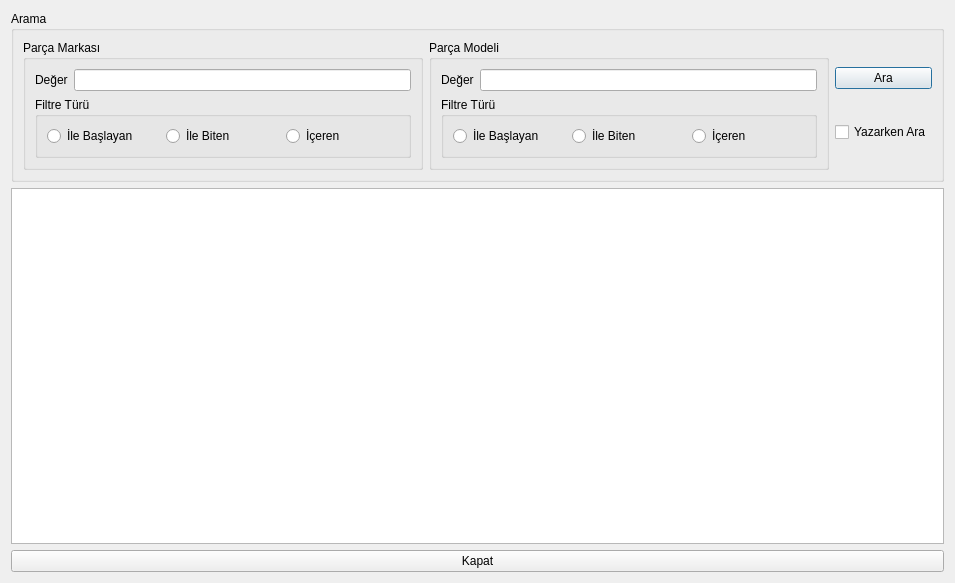
The window that Desktop/tekno_market2/TKN_Market/UI/ListeFormlari/tknfareliste.ui (asirkacar/okulprojesi) describes before a commit, drawn with Qt 5.
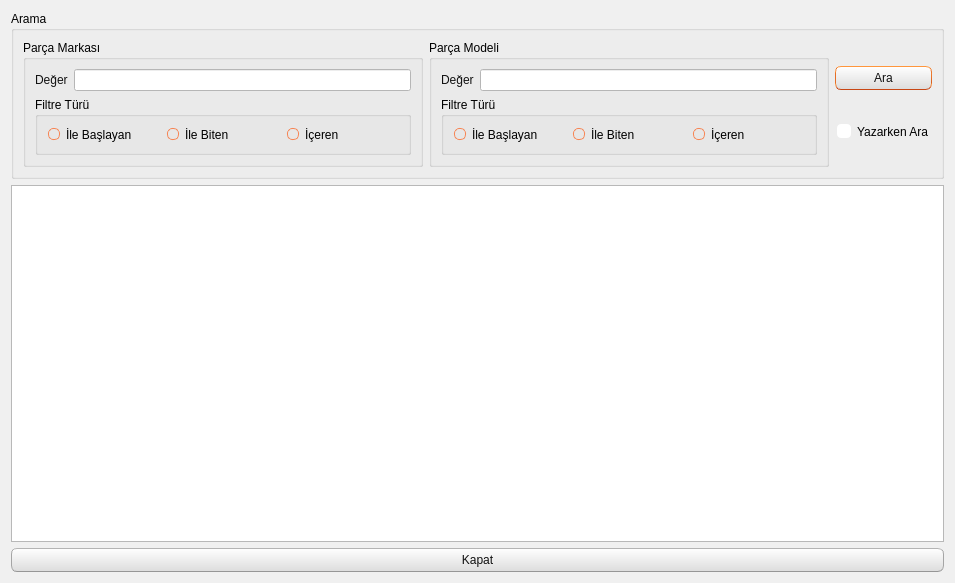
The same window after the commit. Icons and pictures are not drawn.

```diff
--- a/Desktop/tekno_market2/TKN_Market/UI/ListeFormlari/tknfareliste.ui
+++ b/Desktop/tekno_market2/TKN_Market/UI/ListeFormlari/tknfareliste.ui
@@ -13,6 +13,503 @@
   <property name="windowTitle">
    <string>Dialog</string>
   </property>
+  <property name="styleSheet">
+   <string notr="true">/*
+Ubuntu Style Sheet for QT Applications
+Author: Jaime A. Quiroga P.
+Company: GTRONICK
+Last updated: 09/10/2019 (dd/mm/yyyy), 12:31.
+Available at: https://github.com/GTRONICK/QSS/blob/master/Ubuntu.qss
+*/
+QMainWindow {
+	background-color:#f0f0f0;
+}
+QCheckBox {
+	padding:2px;
+}
+QCheckBox:hover {
+	border:1px solid rgb(255,150,60);
+	border-radius:4px;
+	padding: 1px;
+	background-color:qlineargradient(spread:pad, x1:0.5, y1:1, x2:0.5, y2:0, stop:0 rgba(190, 90, 50, 50), stop:1 rgba(250, 130, 40, 50));
+}
+QCheckBox::indicator:checked {
+	border:1px solid rgb(246, 134, 86);
+	border-radius:4px;
+  	background-color:rgb(246, 134, 86)
+}
+QCheckBox::indicator:unchecked {
+	border-width:1px solid rgb(246, 134, 86);
+	border-radius:4px;
+  	background-color:rgb(255,255,255);
+}
+QColorDialog {
+	background-color:#f0f0f0;
+}
+QComboBox {
+	color:rgb(81,72,65);
+	background: #ffffff;
+}
+QComboBox:editable {
+	selection-color:rgb(81,72,65);
+	selection-background-color: #ffffff;
+}
+QComboBox QAbstractItemView {
+	selection-color: #ffffff;
+	selection-background-color: rgb(246, 134, 86);
+}
+QComboBox:!editable:on, QComboBox::drop-down:editable:on {
+	color:  #1e1d23;	
+}
+QDateTimeEdit, QDateEdit, QDoubleSpinBox, QFontComboBox {
+	color:rgb(81,72,65);
+	background-color: #ffffff;
+}
+
+QDialog {
+	background-color:#f0f0f0;
+}
+
+QLabel,QLineEdit {
+	color:rgb(17,17,17);
+}
+QLineEdit {
+	background-color:rgb(255,255,255);
+	selection-background-color:rgb(236,116,64);
+}
+QMenuBar {
+	color:rgb(223,219,210);
+	background-color:rgb(65,64,59);
+}
+QMenuBar::item {
+	padding-top:4px;
+	padding-left:4px;
+	padding-right:4px;
+	color:rgb(223,219,210);
+	background-color:rgb(65,64,59);
+}
+QMenuBar::item:selected {
+	color:rgb(255,255,255);
+	padding-top:2px;
+	padding-left:2px;
+	padding-right:2px;
+	border-top-width:2px;
+	border-left-width:2px;
+	border-right-width:2px;
+	border-top-right-radius:4px;
+	border-top-left-radius:4px;
+	border-style:solid;
+	background-color:rgb(65,64,59);
+	border-top-color: rgb(47,47,44);
+	border-right-color: qlineargradient(spread:pad, x1:0, y1:1, x2:1, y2:0, stop:0 rgba(90, 87, 78, 255), stop:1 rgba(47,47,44, 255));
+	border-left-color:  qlineargradient(spread:pad, x1:1, y1:0, x2:0, y2:0, stop:0 rgba(90, 87, 78, 255), stop:1 rgba(47,47,44, 255));
+}
+QMenu {
+	color:rgb(223,219,210);
+	background-color:rgb(65,64,59);
+}
+QMenu::item {
+	color:rgb(223,219,210);
+	padding:4px 10px 4px 20px;
+}
+QMenu::item:selected {
+	color:rgb(255,255,255);
+	background-color: qlineargradient(spread:pad, x1:0.5, y1:1, x2:0.5, y2:0, stop:0 rgba(225, 108, 54, 255), stop:1 rgba(246, 134, 86, 255));
+	border-style:solid;
+	border-width:3px;
+	padding:4px 7px 4px 17px;
+	border-bottom-color:qlineargradient(spread:pad, x1:0.5, y1:1, x2:0.5, y2:0, stop:0 rgba(175,85,48,255), stop:1 rgba(236,114,67, 255));
+	border-top-color:qlineargradient(spread:pad, x1:0.5, y1:1, x2:0.5, y2:0, stop:0 rgba(253,156,113,255), stop:1 rgba(205,90,46, 255));
+	border-right-color:qlineargradient(spread:pad, x1:0, y1:0.5, x2:1, y2:0.5, stop:0 rgba(253,156,113,255), stop:1 rgba(205,90,46, 255));
+	border-left-color:qlineargradient(spread:pad, x1:1, y1:0.5, x2:0, y2:0.5, stop:0 rgba(253,156,113,255), stop:1 rgba(205,90,46, 255));
+}
+QPlainTextEdit {
+	border-width: 1px solid transparent;
+	color:rgb(17,17,17);
+	selection-background-color:rgb(236,116,64);
+}
+QProgressBar {
+	text-align: center;
+	color: rgb(0, 0, 0);
+	border: 1px inset rgb(150,150,150); 
+	border-radius: 10px;
+	background-color:rgb(221,221,219);
+}
+QProgressBar::chunk:horizontal {
+	background-color: qlineargradient(spread:pad, x1:0.5, y1:1, x2:0.5, y2:0, stop:0 rgba(225, 108, 54, 255), stop:1 rgba(246, 134, 86, 255));
+	border:1px solid;
+	border-radius:8px;
+	border-bottom-color:qlineargradient(spread:pad, x1:0.5, y1:1, x2:0.5, y2:0, stop:0 rgba(175,85,48,255), stop:1 rgba(236,114,67, 255));
+	border-top-color:qlineargradient(spread:pad, x1:0.5, y1:1, x2:0.5, y2:0, stop:0 rgba(253,156,113,255), stop:1 rgba(205,90,46, 255));
+	border-right-color:qlineargradient(spread:pad, x1:0, y1:0.5, x2:1, y2:0.5, stop:0 rgba(253,156,113,255), stop:1 rgba(205,90,46, 255));
+	border-left-color:qlineargradient(spread:pad, x1:1, y1:0.5, x2:0, y2:0.5, stop:0 rgba(253,156,113,255), stop:1 rgba(205,90,46, 255));
+}
+QPushButton{
+	color:rgb(17,17,17);
+	border-width: 1px;
+	border-radius: 6px;
+	border-bottom-color: rgb(150,150,150);
+	border-right-color: rgb(165,165,165);
+	border-left-color: rgb(165,165,165);
+	border-top-color: rgb(180,180,180);
+	border-style: solid;
+	padding: 4px;
+	background-color: qlineargradient(spread:pad, x1:0.5, y1:1, x2:0.5, y2:0, stop:0 rgba(220, 220, 220, 255), stop:1 rgba(255, 255, 255, 255));
+}
+QPushButton:hover{
+	color:rgb(17,17,17);
+	border-width: 1px;
+	border-radius:6px;
+	border-top-color: rgb(255,150,60);
+	border-right-color: qlineargradient(spread:pad, x1:0, y1:1, x2:1, y2:0, stop:0 rgba(200, 70, 20, 255), stop:1 rgba(255,150,60, 255));
+	border-left-color:  qlineargradient(spread:pad, x1:1, y1:0, x2:0, y2:0, stop:0 rgba(200, 70, 20, 255), stop:1 rgba(255,150,60, 255));
+	border-bottom-color: rgb(200,70,20);
+	border-style: solid;
+	padding: 2px;
+	background-color: qlineargradient(spread:pad, x1:0.5, y1:1, x2:0.5, y2:0, stop:0 rgba(220, 220, 220, 255), stop:1 rgba(255, 255, 255, 255));
+}
+QPushButton:default{
+	color:rgb(17,17,17);
+	border-width: 1px;
+	border-radius:6px;
+	border-top-color: rgb(255,150,60);
+	border-right-color: qlineargradient(spread:pad, x1:0, y1:1, x2:1, y2:0, stop:0 rgba(200, 70, 20, 255), stop:1 rgba(255,150,60, 255));
+	border-left-color:  qlineargradient(spread:pad, x1:1, y1:0, x2:0, y2:0, stop:0 rgba(200, 70, 20, 255), stop:1 rgba(255,150,60, 255));
+	border-bottom-color: rgb(200,70,20);
+	border-style: solid;
+	padding: 2px;
+	background-color: qlineargradient(spread:pad, x1:0.5, y1:1, x2:0.5, y2:0, stop:0 rgba(220, 220, 220, 255), stop:1 rgba(255, 255, 255, 255));
+}
+QPushButton:pressed{
+	color:rgb(17,17,17);
+	border-width: 1px;
+	border-radius: 6px;
+	border-width: 1px;
+	border-top-color: rgba(255,150,60,200);
+	border-right-color: qlineargradient(spread:pad, x1:0, y1:1, x2:1, y2:0, stop:0 rgba(200, 70, 20, 255), stop:1 rgba(255,150,60, 200));
+	border-left-color:  qlineargradient(spread:pad, x1:1, y1:0, x2:0, y2:0, stop:0 rgba(200, 70, 20, 255), stop:1 rgba(255,150,60, 200));
+	border-bottom-color: rgba(200,70,20,200);
+	border-style: solid;
+	padding: 2px;
+	background-color: qlineargradient(spread:pad, x1:0.5, y1:0, x2:0.5, y2:1, stop:0 rgba(220, 220, 220, 255), stop:1 rgba(255, 255, 255, 255));
+}
+QPushButton:disabled{
+	color:rgb(174,167,159);
+	border-width: 1px;
+	border-radius: 6px;
+	background-color: qlineargradient(spread:pad, x1:0.5, y1:1, x2:0.5, y2:0, stop:0 rgba(200, 200, 200, 255), stop:1 rgba(230, 230, 230, 255));
+}
+QRadioButton {
+	padding: 1px;
+}
+QRadioButton::indicator:checked {
+	height: 10px;
+	width: 10px;
+	border-style:solid;
+	border-radius:5px;
+	border-width: 1px;
+	border-color: rgba(246, 134, 86, 255);
+	color: #a9b7c6;
+	background-color:rgba(246, 134, 86, 255);
+}
+QRadioButton::indicator:!checked {
+	height: 10px;
+	width: 10px;
+	border-style:solid;
+	border-radius:5px;
+	border-width: 1px;
+	border-color: rgb(246, 134, 86);
+	color: #a9b7c6;
+	background-color: transparent;
+}
+QScrollArea {
+	color: white;
+	background-color:#f0f0f0;
+}
+QSlider::groove {
+	border-style: solid;
+	border-width: 1px;
+	border-color: rgb(207,207,207);
+}
+QSlider::groove:horizontal {
+	height: 5px;
+	background: rgb(246, 134, 86);
+}
+QSlider::groove:vertical {
+	width: 5px;
+	background: rgb(246, 134, 86);
+}
+QSlider::handle:horizontal {
+	background: rgb(253,253,253);
+	border-style: solid;
+	border-width: 1px;
+	border-color: rgb(207,207,207);
+	width: 12px;
+	margin: -5px 0;
+	border-radius: 7px;
+}
+QSlider::handle:vertical {
+	background: rgb(253,253,253);
+	border-style: solid;
+	border-width: 1px;
+	border-color: rgb(207,207,207);
+	height: 12px;
+	margin: 0 -5px;
+	border-radius: 7px;
+}
+QSlider::add-page:horizontal, QSlider::add-page:vertical {
+ 	background: white;
+}
+QSlider::sub-page:horizontal, QSlider::sub-page:vertical {
+	background: rgb(246, 134, 86);
+}
+QStatusBar, QSpinBox {
+	color:rgb(81,72,65);
+}
+QSpinBox {
+	background-color: #ffffff;
+}
+QScrollBar:horizontal {
+	max-height: 20px;
+	border: 1px transparent;
+	margin: 0px 20px 0px 20px;
+}
+QScrollBar::handle:horizontal {
+	background: rgb(253,253,253);
+	border: 1px solid rgb(207,207,207);
+	border-radius: 7px;
+	min-width: 25px;
+}
+QScrollBar::handle:horizontal:hover {
+	background: rgb(253,253,253);
+	border: 1px solid rgb(255,150,60);
+	border-radius: 7px;
+	min-width: 25px;
+}
+QScrollBar::add-line:horizontal {
+  	border: 1px solid rgb(207,207,207);
+  	border-top-right-radius: 7px;
+  	border-top-left-radius: 7px;
+  	border-bottom-right-radius: 7px;
+  	background: rgb(255, 255, 255);
+  	width: 20px;
+  	subcontrol-position: right;
+  	subcontrol-origin: margin;
+}
+QScrollBar::add-line:horizontal:hover {
+  	border: 1px solid rgb(255,150,60);
+  	border-top-right-radius: 7px;
+  	border-top-left-radius: 7px;
+  	border-bottom-right-radius: 7px;
+  	background: rgb(255, 255, 255);
+  	width: 20px;
+  	subcontrol-position: right;
+  	subcontrol-origin: margin;
+}
+QScrollBar::add-line:horizontal:pressed {
+  	border: 1px solid grey;
+  	border-top-left-radius: 7px;
+  	border-top-right-radius: 7px;
+  	border-bottom-right-radius: 7px;
+  	background: rgb(231,231,231);
+  	width: 20px;
+  	subcontrol-position: right;
+  	subcontrol-origin: margin;
+}
+QScrollBar::sub-line:horizontal {
+  	border: 1px solid rgb(207,207,207);
+  	border-top-right-radius: 7px;
+  	border-top-left-radius: 7px;
+  	border-bottom-left-radius: 7px;
+  	background: rgb(255, 255, 255);
+  	width: 20px;
+  	subcontrol-position: left;
+  	subcontrol-origin: margin;
+}
+QScrollBar::sub-line:horizontal:hover {
+  	border: 1px solid rgb(255,150,60);
+  	border-top-right-radius: 7px;
+  	border-top-left-radius: 7px;
+  	border-bottom-left-radius: 7px;
+  	background: rgb(255, 255, 255);
+  	width: 20px;
+  	subcontrol-position: left;
+  	subcontrol-origin: margin;
+}
+QScrollBar::sub-line:horizontal:pressed {
+  	border: 1px solid grey;
+  	border-top-right-radius: 7px;
+  	border-top-left-radius: 7px;
+  	border-bottom-left-radius: 7px;
+  	background: rgb(231,231,231);
+  	width: 20px;
+  	subcontrol-position: left;
+  	subcontrol-origin: margin;
+}
+QScrollBar::left-arrow:horizontal {
+  	border: 1px transparent grey;
+  	border-top-left-radius: 3px;
+  	border-bottom-left-radius: 3px;
+  	width: 6px;
+  	height: 6px;
+  	background: rgb(230,230,230);
+}
+QScrollBar::right-arrow:horizontal {
+	border: 1px transparent grey;
+	border-top-right-radius: 3px;
+	border-bottom-right-radius: 3px;
+  	width: 6px;
+  	height: 6px;
+ 	background: rgb(230,230,230);
+}
+QScrollBar::add-page:horizontal, QScrollBar::sub-page:horizontal {
+ 	background: none;
+} 
+QScrollBar:vertical {
+	max-width: 20px;
+	border: 1px transparent grey;
+	margin: 20px 0px 20px 0px;
+}
+QScrollBar::add-line:vertical {
+	border: 1px solid;
+	border-color: rgb(207,207,207);
+	border-bottom-right-radius: 7px;
+	border-bottom-left-radius: 7px;
+	border-top-left-radius: 7px;
+	background: rgb(255, 255, 255);
+  	height: 20px;
+  	subcontrol-position: bottom;
+  	subcontrol-origin: margin;
+}
+QScrollBar::add-line:vertical:hover {
+  	border: 1px solid;
+  	border-color: rgb(255,150,60);
+  	border-bottom-right-radius: 7px;
+  	border-bottom-left-radius: 7px;
+  	border-top-left-radius: 7px;
+  	background: rgb(255, 255, 255);
+  	height: 20px;
+  	subcontrol-position: bottom;
+  	subcontrol-origin: margin;
+}
+QScrollBar::add-line:vertical:pressed {
+  	border: 1px solid grey;
+  	border-bottom-left-radius: 7px;
+  	border-bottom-right-radius: 7px;
+  	border-top-left-radius: 7px;
+  	background: rgb(231,231,231);
+  	height: 20px;
+  	subcontrol-position: bottom;
+  	subcontrol-origin: margin;
+}
+QScrollBar::sub-line:vertical {
+  	border: 1px solid rgb(207,207,207);
+  	border-top-right-radius: 7px;
+  	border-top-left-radius: 7px;
+  	border-bottom-left-radius: 7px;
+  	background: rgb(255, 255, 255);
+  	height: 20px;
+  	subcontrol-position: top;
+  	subcontrol-origin: margin;
+}
+QScrollBar::sub-line:vertical:hover {
+  	border: 1px solid rgb(255,150,60);
+  	border-top-right-radius: 7px;
+  	border-top-left-radius: 7px;
+  	border-bottom-left-radius: 7px;
+	background: rgb(255, 255, 255);
+  	height: 20px;
+  	subcontrol-position: top;
+  	subcontrol-origin: margin;
+}
+QScrollBar::sub-line:vertical:pressed {
+  	border: 1px solid grey;
+  	border-top-left-radius: 7px;
+  	border-top-right-radius: 7px;
+  	background: rgb(231,231,231);
+ 	height: 20px;
+  	subcontrol-position: top;
+  	subcontrol-origin: margin;
+}
+QScrollBar::handle:vertical {
+	background: rgb(253,253,253);
+	border: 1px solid rgb(207,207,207);
+	border-radius: 7px;
+	min-height: 25px;
+}
+QScrollBar::handle:vertical:hover {
+	background: rgb(253,253,253);
+	border: 1px solid rgb(255,150,60);
+	border-radius: 7px;
+	min-height: 25px;
+}
+QScrollBar::up-arrow:vertical {
+	border: 1px transparent grey;
+  	border-top-left-radius: 3px;
+	border-top-right-radius: 3px;
+  	width: 6px;
+  	height: 6px;
+  	background: rgb(230,230,230);
+}
+QScrollBar::down-arrow:vertical {
+  	border: 1px transparent grey;
+  	border-bottom-left-radius: 3px;
+  	border-bottom-right-radius: 3px;
+  	width: 6px;
+  	height: 6px;
+  	background: rgb(230,230,230);
+}
+QScrollBar::add-page:vertical, QScrollBar::sub-page:vertical {
+  	background: none;
+}
+QTabWidget {
+	color:rgb(0,0,0);
+	background-color:rgb(247,246,246);
+}
+QTabWidget::pane {
+	border-color: rgb(180,180,180);
+	background-color:rgb(247,246,246);
+	border-style: solid;
+	border-width: 1px;
+  	border-radius: 6px;
+}
+QTabBar::tab {
+	padding-left:4px;
+	padding-right:4px;
+	padding-bottom:2px;
+	padding-top:2px;
+	color:rgb(81,72,65);
+  	background-color: qlineargradient(spread:pad, x1:0.5, y1:1, x2:0.5, y2:0, stop:0 rgba(221,218,217,255), stop:1 rgba(240,239,238,255));
+	border-style: solid;
+	border-width: 1px;
+  	border-top-right-radius:4px;
+	border-top-left-radius:4px;
+	border-top-color: rgb(180,180,180);
+	border-left-color: rgb(180,180,180);
+	border-right-color: rgb(180,180,180);
+	border-bottom-color: transparent;
+}
+QTabBar::tab:selected, QTabBar::tab:last:selected, QTabBar::tab:hover {
+  	background-color:rgb(247,246,246);
+  	margin-left: 0px;
+  	margin-right: 1px;
+}
+QTabBar::tab:!selected {
+	margin-top: 1px;
+	margin-right: 1px;
+}
+QTextEdit {
+	border-width: 1px;
+	border-style: solid;
+	border-color:transparent;
+	color:rgb(17,17,17);
+	selection-background-color:rgb(236,116,64);
+}
+QTimeEdit, QToolBox, QToolBox::tab, QToolBox::tab:selected {
+	color:rgb(81,72,65);
+	background-color: #ffffff;
+}</string>
+  </property>
   <layout class="QVBoxLayout" name="verticalLayout_4">
    <item>
     <widget class="QGroupBox" name="groupBox">
```
Left out of the diff: 12 changed lines with no effect on the pictures.
